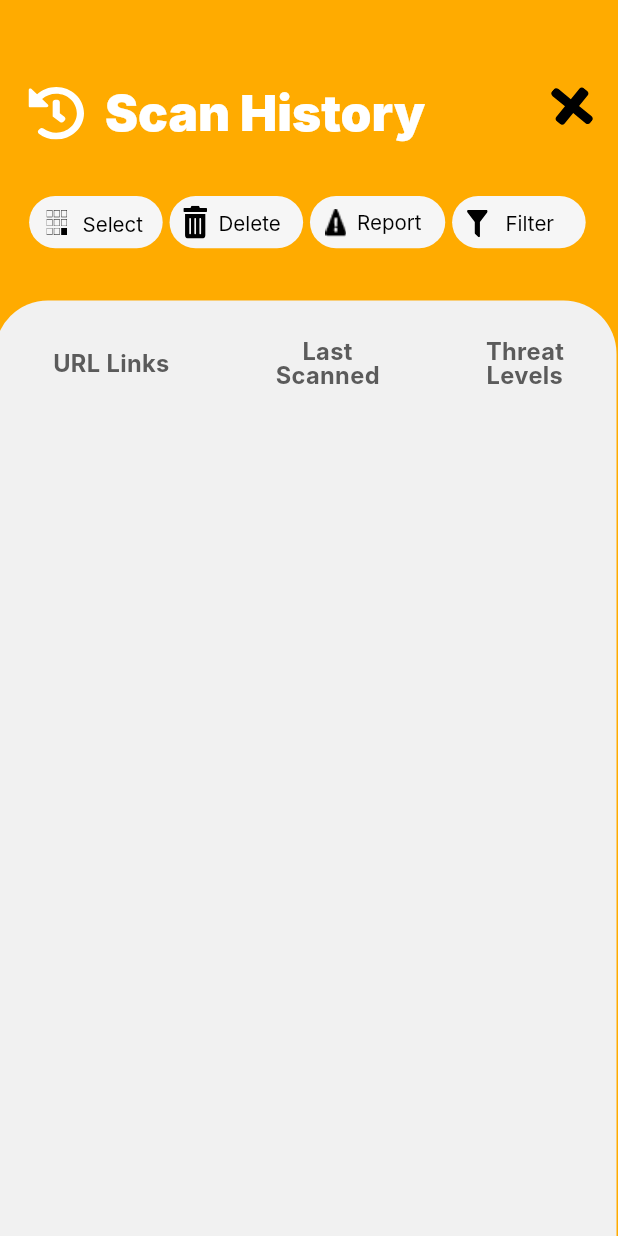
After one commit to Twilight-Fox/ancc-24-team-acre, a Flutter app: the ScanHistoryScreen screen opened by its route, on a phone screen of 412 x 824 dp. The commit adds this screen. Run offline on Flutter 3.47's test engine with Material 3 defaults, Android fonts, the phone set to English and light mode, and no system bars; our stand-ins replace flutter_svg, go_router, loading_animation_widget, supabase_flutter; accounts and stored records are empty; network calls fail; Roboto replaces fonts that are missing (Inter).

Commit message:
feat: finish Real-Time URL Scan

```diff
--- a/lib/main.dart
+++ b/lib/main.dart
@@ -18,6 +18,7 @@ import 'src/real_time_scanning_and_security_check/scanning_screen.dart';
 import 'src/real_time_scanning_and_security_check/secure_screen.dart';
 import 'src/real_time_scanning_and_security_check/insecure_screen.dart';
 import 'src/real_time_scanning_and_security_check/threat_details_screen.dart';
+import 'src/real_time_scanning_and_security_check/scan_history_screen.dart';
 
 // Main Entry Point
 Future<void> main() async {
@@ -140,7 +141,12 @@ final GoRouter _router = GoRouter(
       path: '/real_time_scanning_and_security_check/threat_details',
       builder: (BuildContext context, GoRouterState state) =>
           const ThreatDetailsScreen(),
-    )
+    ),
+    GoRoute(
+      path: '/real_time_scanning_and_security_check/scan_history',
+      builder: (BuildContext context, GoRouterState state) =>
+          const ScanHistoryScreen(),
+    ),
   ],
 );
 
--- a/lib/src/dashboard_screen.dart
+++ b/lib/src/dashboard_screen.dart
@@ -98,6 +98,7 @@ class _DashboardScreenState extends State<DashboardScreen> {
               decoration: const BoxDecoration(color: Color(0xFFFFAB00)),
               child: Stack(
                 children: [
+                  // White Rounded Background
                   Positioned(
                     left: 0,
                     top: 139,
@@ -113,6 +114,7 @@ class _DashboardScreenState extends State<DashboardScreen> {
                     ),
                   ),
 
+                  // Bottom Naviagtion Bar
                   Positioned(
                     left: -2,
                     top: 770,
@@ -128,6 +130,7 @@ class _DashboardScreenState extends State<DashboardScreen> {
                     ),
                   ),
 
+                  // Search Text Form Field
                   Positioned(
                       left: 24,
                       top: 59,
@@ -138,14 +141,21 @@ class _DashboardScreenState extends State<DashboardScreen> {
                           decoration: InputDecoration(
                             border: OutlineInputBorder(
                               borderRadius: BorderRadius.circular(17.13),
+                              borderSide: BorderSide.none,
                             ),
                             labelText: 'Search',
+                            labelStyle: const TextStyle(
+                                fontFamily: "Inter",
+                                fontSize: 17.13,
+                                fontWeight: FontWeight.w700,
+                                color: Color.fromRGBO(210, 210, 210, 1)),
                             fillColor: Colors.white,
                             filled: true,
                           ),
                         ),
                       )),
 
+                  // Real-Time Scan & Security Check Text Form Field
                   Positioned(
                     left: 14,
                     top: 247.85,
@@ -180,14 +190,21 @@ class _DashboardScreenState extends State<DashboardScreen> {
                     ),
                   ),
 
-                  const Positioned(
+                  // Scan History Button
+                  Positioned(
                       left: 259,
                       top: 254.85,
-                      child: Image(
+                      child: InkWell(
+                        onTap: () {
+                          context.go(
+                              '/real_time_scanning_and_security_check/scan_history');
+                        },
+                        child: const Image(
                             image:
-                              AssetImage('assets/images/historyButton.png'))),
+                                AssetImage('assets/images/historyButton.png')),
+                      )),
 
-                  // Real-Time Scan & Security Check
+                  // Real-Time Scan & Security Check Button
                   Positioned(
                       left: 303.06,
                       top: 243.85,
@@ -213,6 +230,7 @@ class _DashboardScreenState extends State<DashboardScreen> {
                             )),
                       )),
 
+                  // Real-Time Scan & Security Check Label
                   const Positioned(
                     left: 26,
                     top: 221,
@@ -475,6 +493,7 @@ class _DashboardScreenState extends State<DashboardScreen> {
                     ),
                   ),
 
+                  // Dashboard Image
                   Positioned(
                       left: 62,
                       top: 803,
@@ -489,6 +508,7 @@ class _DashboardScreenState extends State<DashboardScreen> {
                             height: 37.83,
                           ))),
 
+                  // Dashboard Label
                   const Positioned(
                     left: 43,
                     top: 852.16,
@@ -507,6 +527,7 @@ class _DashboardScreenState extends State<DashboardScreen> {
                     ),
                   ),
 
+                  // Settings Image
                   Positioned(
                       left: 187,
                       top: 803,
@@ -520,6 +541,7 @@ class _DashboardScreenState extends State<DashboardScreen> {
                             height: 37.83,
                           ))),
 
+                  // Settings Label
                   const Positioned(
                     left: 182,
                     top: 852,
@@ -538,6 +560,7 @@ class _DashboardScreenState extends State<DashboardScreen> {
                     ),
                   ),
 
+                  // Profile Image
                   Positioned(
                       left: 315,
                       top: 803,
@@ -551,6 +574,7 @@ class _DashboardScreenState extends State<DashboardScreen> {
                             height: 37.83,
                           ))),
 
+                  // Profile Label
                   const Positioned(
                     left: 312,
                     top: 852,
@@ -569,7 +593,7 @@ class _DashboardScreenState extends State<DashboardScreen> {
                     ),
                   ),
 
-                  // QR Check
+                  // QR Check Image
                   Positioned(
                     left: 202.15,
                     top: 343,
@@ -647,15 +671,12 @@ class _DashboardScreenState extends State<DashboardScreen> {
                       ),
                     ),
                   ),
-                  const Positioned(
-                    left: 188.52,
-                    top: 669.31,
-                    child: SizedBox(width: 29.68, height: 29.68),
-                  ),
+
                   Positioned(
                     left: 337.96,
                     top: 59,
-                    child: Container(
+                    child: Stack(
+                      children: [Container(
                         width: 44.53,
                         height: 44.53,
                         decoration: ShapeDecoration(
@@ -664,6 +685,42 @@ class _DashboardScreenState extends State<DashboardScreen> {
                             borderRadius: BorderRadius.circular(17.12),
                           ),
                         ),
+                      ),
+                      const Positioned(
+                        left: 11,
+                        top: 7,
+                        child: Image(
+                          image: AssetImage(
+                            'assets/images/bellIcon.png')
+                          )
+                      ),
+                      ],
+                    ),
+                  ),
+
+                  Positioned(
+                    left: 280.96,
+                    top: 59,
+                    child: Stack(
+                      children: [Container(
+                        width: 44.53,
+                        height: 44.53,
+                        decoration: ShapeDecoration(
+                          color: const Color(0xFFFBF9F9),
+                          shape: RoundedRectangleBorder(
+                            borderRadius: BorderRadius.circular(17.12),
+                          ),
+                        ),
+                      ),
+                      const Positioned(
+                        left: -0.5,
+                        top: 0.5,
+                        child: Image(
+                          image: AssetImage(
+                            'assets/images/searchButton.png')
+                          )
+                      ),
+                      ],
                     ),
                   ),
                 ],
--- /dev/null
+++ b/lib/src/real_time_scanning_and_security_check/scan_history_screen.dart
@@ -0,0 +1,393 @@
+import 'package:flutter/material.dart';
+import 'package:provider/provider.dart';
+import 'package:go_router/go_router.dart';
+import 'package:flutter_svg/flutter_svg.dart';
+import 'dart:math' as math;
+
+import '../../main.dart';
+
+class ScanHistoryScreen extends StatefulWidget {
+  const ScanHistoryScreen({super.key});
+
+  @override
+  State<ScanHistoryScreen> createState() => _ScanHistoryScreenState();
+}
+
+class _ScanHistoryScreenState extends State<ScanHistoryScreen> {
+  List<String> url = [];
+  List<String> timestamp = [];
+  List<String> threatLevel = [];
+
+  @override
+  void initState(){
+    super.initState();
+    loadData();
+  }
+
+  Future<void> loadData() async {
+    final supabase = context.read<SupabaseState>().supabase;
+    final result = await supabase
+      .from('url_scan_results')
+      .select('url_link, created_at, ip_quality_rating') ;
+
+    // print('Result: $result');
+    Map<String, dynamic> cleanedResult = {};
+
+    for (var entry in result) {
+      String urlLink = entry['url_link'];
+      // If the URL is not in the map or the current entry is newer, update the map
+      if (!cleanedResult.containsKey(urlLink) ||
+          DateTime.parse(entry['created_at']).isAfter(DateTime.parse(cleanedResult[urlLink]!['created_at']))) {
+        cleanedResult[urlLink] = entry;
+      }
+    }
+
+    setState(() {
+      cleanedResult.forEach((key, value) {
+        url.add(value['url_link']);
+        timestamp.add(DateTime.parse(value['created_at'])
+            .toIso8601String()
+            .split('T')[0]);
+        threatLevel.add(value['ip_quality_rating']);
+      });
+    });
+
+
+    print('URL: $url');
+    print('Timestamp: $timestamp');
+    print('Threat Level: $threatLevel');
+  }
+
+  Widget buildScanHistoryRow(int index) {
+    return Padding(
+      padding: const EdgeInsets.symmetric(horizontal: 0.0),
+      child: Row(
+        mainAxisSize: MainAxisSize.max,
+        mainAxisAlignment: MainAxisAlignment.spaceBetween,
+        crossAxisAlignment: CrossAxisAlignment.center,
+        children: [
+          SizedBox(
+            width: 155,
+            child: Text(
+              url[index],
+              textAlign: TextAlign.center,
+              overflow: TextOverflow.ellipsis,
+            ),
+          ),
+          SizedBox(
+            width: 90,
+            child: Text(
+              timestamp[index],
+              textAlign: TextAlign.center,
+            ),
+          ),
+          SizedBox(
+            width: 120,
+            child: Text(
+              threatLevel[index],
+              textAlign: TextAlign.center,
+            ),
+          ),
+        ],
+      ),
+    );
+  }
+
+  @override
+  Widget build(BuildContext context) {
+    return Scaffold(
+      backgroundColor: const Color.fromRGBO(255, 171, 0, 1),
+      body: Stack(children: <Widget>[
+        Positioned(
+            top: 54.2343864440918,
+            left: 367.0157165527344,
+            child: InkWell(
+              onTap: () {
+                context.go('/dashboard');
+              },
+              child: Transform.rotate(
+                angle: -50.63650861951021 * (math.pi / 180),
+                child: SvgPicture.asset('assets/images/exitButton.svg',
+                    semanticsLabel: 'exitbutton'),
+              ),
+            )),
+        Positioned(
+            top: 200.25,
+            left: -3.424999952316284,
+            child: Container(
+                width: 414.42498779296875,
+                height: 802.3905639648438,
+                decoration: const BoxDecoration(
+                  borderRadius: BorderRadius.only(
+                    topLeft: Radius.circular(35.391666412353516),
+                    topRight: Radius.circular(35.391666412353516),
+                    bottomLeft: Radius.circular(35.391666412353516),
+                    bottomRight: Radius.circular(35.391666412353516),
+                  ),
+                  color: Color.fromRGBO(241, 241, 241, 1),
+                ))),
+
+        Positioned(
+          top:226,
+          left: 0,
+          child: SizedBox(
+            width:411.4,
+            height:664,
+            child: Column(
+              children: [
+                const Row(
+                  mainAxisSize: MainAxisSize.max,
+                  mainAxisAlignment: MainAxisAlignment.spaceAround,
+                  crossAxisAlignment: CrossAxisAlignment.center,
+                  children: [
+                    Text(
+                      'URL Links',
+                      textAlign: TextAlign.center,
+                      style: TextStyle(
+                        color: Color.fromRGBO(91, 91, 91, 1),
+                        fontFamily: 'Inter',
+                        fontSize: 15.746258735656738,
+                        fontWeight: FontWeight.w700,
+                        height: 1),
+                    ),
+                    Text(
+                    'Last\nScanned',
+                    textAlign: TextAlign.center,
+                    style: TextStyle(
+                        color: Color.fromRGBO(91, 91, 91, 1),
+                        fontFamily: 'Inter',
+                        fontSize: 15.746258735656738,
+                        fontWeight: FontWeight.w700,
+                        height: 1),
+                    ),
+                    Text(
+                    'Threat\nLevels',
+                    textAlign: TextAlign.center,
+                    style: TextStyle(
+                      color: Color.fromRGBO(91, 91, 91, 1),
+                      fontFamily: 'Inter',
+                      fontSize: 15.746258735656738,
+                      fontWeight: FontWeight.w700,
+                      height: 1),
+                    ),
+                  ],
+                ),
+                Expanded(
+                  child: ListView.builder(
+                    itemCount: url.length,
+                    itemBuilder: (context, index) {
+                      return buildScanHistoryRow(index);
+                    }),
+                )
+              ]
+            ),
+          ),
+        ),
+
+        Positioned(
+            top: 115.42189025878906,
+            left: 12.558333396911621,
+            child: Container(
+                width: 100.46666717529297,
+                height: 57.015625,
+                decoration: const BoxDecoration(),
+                child: Stack(children: <Widget>[
+                  Positioned(
+                      top: 15.297117233276367,
+                      left: 6.8497467041015625,
+                      child: Container(
+                          width: 89.05000305175781,
+                          height: 34.765625,
+                          decoration: const BoxDecoration(
+                            borderRadius: BorderRadius.only(
+                              topLeft: Radius.circular(20.549999237060547),
+                              topRight: Radius.circular(20.549999237060547),
+                              bottomLeft: Radius.circular(20.549999237060547),
+                              bottomRight:
+                                  Radius.circular(20.549999237060547),
+                            ),
+                            color: Color.fromRGBO(246, 246, 246, 1),
+                          ))),
+                  Positioned(
+                      top: 24.578125,
+                      left: 18.44140625,
+                      child: SvgPicture.asset('assets/images/selectIcon.svg',
+                          semanticsLabel: 'selecticon')),
+                  const Positioned(
+                      top: 27,
+                      left: 42.44140625,
+                      child: Text(
+                        'Select',
+                        textAlign: TextAlign.center,
+                        style: TextStyle(
+                            color: Color.fromRGBO(0, 0, 0, 1),
+                            fontFamily: 'Inter',
+                            fontSize: 13.699999809265137,
+                            letterSpacing:
+                                0 /*percentages not used in flutter. defaulting to zero*/,
+                            fontWeight: FontWeight.normal,
+                            height: 1),
+                      )),
+                ]))),
+        Positioned(
+            top: 109.85938262939453,
+            left: 109.5999984741211,
+            child: Container(
+                width: 97.04166412353516,
+                height: 70.92186737060547,
+                decoration: const BoxDecoration(),
+                child: Stack(children: <Widget>[
+                  Positioned(
+                      top: 20.859298706054688,
+                      left: 3.4253921508789062,
+                      child: Container(
+                          width: 89.05000305175781,
+                          height: 34.765621185302734,
+                          decoration: const BoxDecoration(
+                            borderRadius: BorderRadius.only(
+                              topLeft: Radius.circular(20.549999237060547),
+                              topRight: Radius.circular(20.549999237060547),
+                              bottomLeft: Radius.circular(20.549999237060547),
+                              bottomRight:
+                                  Radius.circular(20.549999237060547),
+                            ),
+                            color: Color.fromRGBO(246, 246, 246, 1),
+                          ))),
+                  Positioned(
+                      top: 20.140625,
+                        left: 7.400390625,
+                        child: Transform.scale(
+                        scale: 0.6,
+                        child: SvgPicture.asset('assets/images/deleteicon.svg',
+                          semanticsLabel: 'deleteicon'),
+                        ),),
+                  const Positioned(
+                      top: 32,
+                      left: 36,
+                      child: Text(
+                        'Delete',
+                        textAlign: TextAlign.center,
+                        style: TextStyle(
+                            color: Color.fromRGBO(0, 0, 0, 1),
+                            fontFamily: 'Inter',
+                            fontSize: 13.699999809265137,
+                            letterSpacing:
+                                0 /*percentages not used in flutter. defaulting to zero*/,
+                            fontWeight: FontWeight.normal,
+                            height: 1),
+                      )),
+                ]))),
+        Positioned(
+            top: 114.03125762939453,
+            left: 204.35833740234375,
+            child: Container(
+                width: 92.4749984741211,
+                height: 66.75,
+                decoration: const BoxDecoration(),
+                child: Stack(children: <Widget>[
+                  Positioned(
+                      top: 16.687509536743164,
+                      left: 2.2833292484283447,
+                      child: Container(
+                          width: 90.19166564941406,
+                          height: 34.765625,
+                          decoration: const BoxDecoration(
+                            borderRadius: BorderRadius.only(
+                              topLeft: Radius.circular(20.549999237060547),
+                              topRight: Radius.circular(20.549999237060547),
+                              bottomLeft: Radius.circular(20.549999237060547),
+                              bottomRight:
+                                  Radius.circular(20.549999237060547),
+                            ),
+                            color: Color.fromRGBO(246, 246, 246, 1),
+                          ))),
+
+                  const Positioned(
+                      top: 27.5,
+                      left: 33.6416015625,
+                      child: Text(
+                        'Report',
+                        textAlign: TextAlign.center,
+                        style: TextStyle(
+                            color: Color.fromRGBO(0, 0, 0, 1),
+                            fontFamily: 'Inter',
+                            fontSize: 13.699999809265137,
+                            letterSpacing:
+                                0 /*percentages not used in flutter. defaulting to zero*/,
+                            fontWeight: FontWeight.normal,
+                            height: 1),
+                      )),
+                  const Positioned(
+                      top: 24.96875,
+                      left: 12.6416015625,
+                      child: Image(image: AssetImage('assets/images/triangleIcon2.png'),)),
+                ]))),
+        Positioned(
+            top: 118.20314025878906,
+            left: 296.8333435058594,
+            child: Container(
+                width: 98.18333435058594,
+                height: 62.578125,
+                decoration: const BoxDecoration(),
+                child: Stack(children: <Widget>[
+                  Positioned(
+                      top: 12.516026496887207,
+                      left: 4.566993713378906,
+                      child: Container(
+                          width: 89.05000305175781,
+                          height: 34.765625,
+                          decoration: const BoxDecoration(
+                            borderRadius: BorderRadius.only(
+                              topLeft: Radius.circular(20.549999237060547),
+                              topRight: Radius.circular(20.549999237060547),
+                              bottomLeft: Radius.circular(20.549999237060547),
+                              bottomRight:
+                                  Radius.circular(20.549999237060547),
+                            ),
+                            color: Color.fromRGBO(246, 246, 246, 1),
+                          ))),
+                  Positioned(
+                      top: 21.8597412109375,
+                      left: 14.55078125,
+                      child: SvgPicture.asset('assets/images/filterIcon.svg',
+                          semanticsLabel: 'filterIcon')),
+                  const Positioned(
+                      top: 23.796875,
+                      left: 40.1669921875,
+                      child: Text(
+                        'Filter',
+                        textAlign: TextAlign.center,
+                        style: TextStyle(
+                            color: Color.fromRGBO(0, 0, 0, 1),
+                            fontFamily: 'Inter',
+                            fontSize: 13.699999809265137,
+                            letterSpacing:
+                                0 /*percentages not used in flutter. defaulting to zero*/,
+                            fontWeight: FontWeight.normal,
+                            height: 1),
+                      )),
+                ]))),
+        Positioned(
+            top: 58,
+            left: 19,
+            child: SvgPicture.asset('assets/images/historyButton.svg',
+                semanticsLabel: 'historybutton')),
+        const Positioned(
+            top: 58,
+            left: 70,
+            child: Text(
+              'Scan History',
+              textAlign: TextAlign.center,
+              style: TextStyle(
+                  color: Color.fromRGBO(255, 255, 255, 1),
+                  fontFamily: 'Inter',
+                  fontSize: 33.06343460083008,
+                  letterSpacing:
+                      0 /*percentages not used in flutter. defaulting to zero*/,
+                  fontWeight: FontWeight.w900,
+                  height: 1),
+            )),
+      ]),
+    );
+  }
+}
--- a/lib/src/real_time_scanning_and_security_check/threat_details_screen.dart
+++ b/lib/src/real_time_scanning_and_security_check/threat_details_screen.dart
@@ -12,7 +12,7 @@ class ThreatDetailsScreen extends StatelessWidget {
       backgroundColor: const Color.fromRGBO(255, 171, 0, 1),
       body: SingleChildScrollView(
           child: SizedBox(
-            height:950,
+        height: 950,
         child: Stack(children: <Widget>[
           const Positioned(
               top: 63.9687614440918,
```
Also changed, not shown: assets/images/bellIcon.png (added), assets/images/historyButton.svg (added), assets/images/triangleIcon2.png (added). Lines whose indentation alone changed are shown as unchanged.
